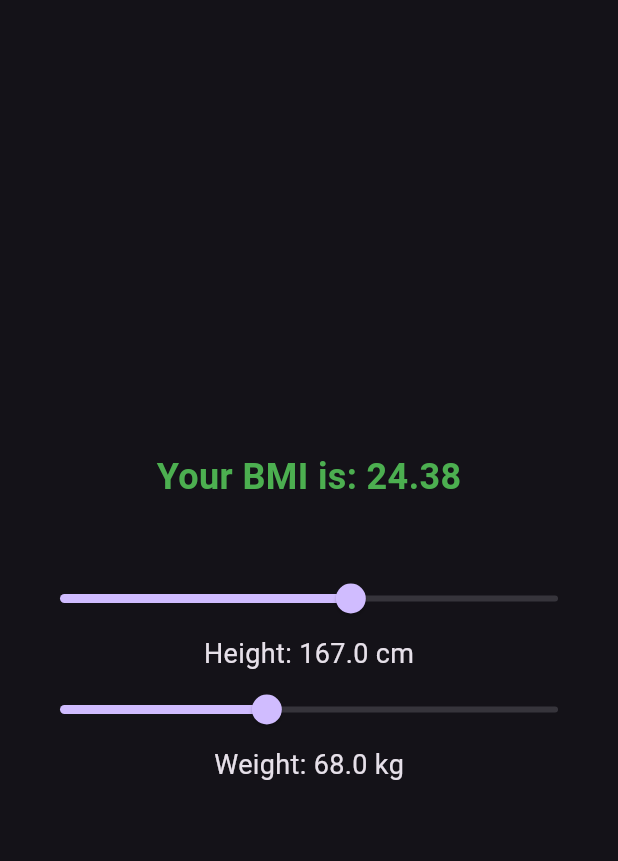
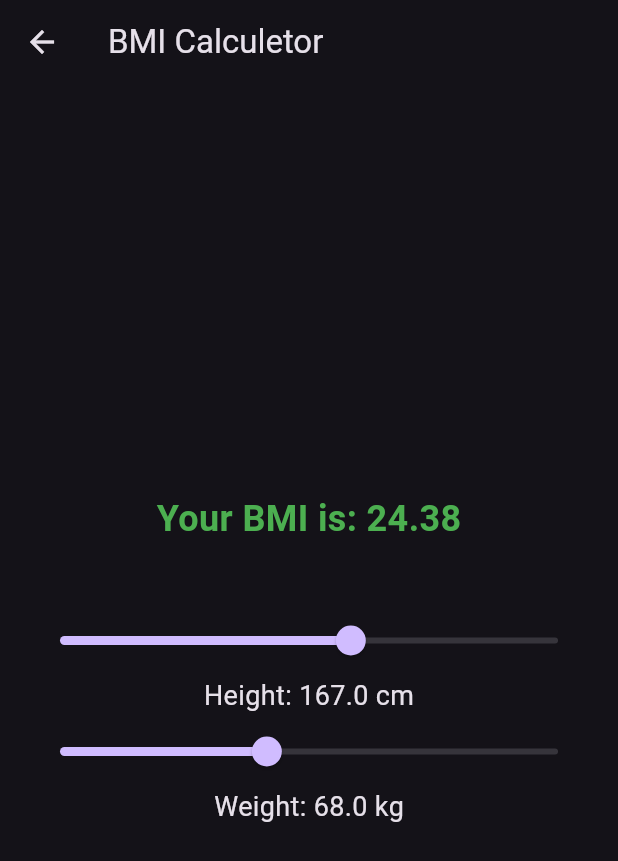
Before and after one commit to apon06/toolify, a Flutter app: the screen it shows after launch, after a tap on "BMI Calculator", on a phone screen of 412 x 824 dp. Shown: the top 861 px of the screen. Run offline on Flutter 3.47's test engine with Material 3 defaults, Android fonts, the phone set to English and light mode, and no system bars; our stand-ins replace auto_size_text, barcode_widget, cached_network_image, flutter_dotenv, hexcolor, image_picker and 3 more; network calls fail.

Commit message:
bmr calculetor and bmi page appbar set

```diff
--- a/lib/app/bmi_calculetor/bmi_calculetor.dart
+++ b/lib/app/bmi_calculetor/bmi_calculetor.dart
@@ -8,8 +8,8 @@ class BMICalculatorScreen extends StatefulWidget {
 }
 
 class BMICalculatorScreenState extends State<BMICalculatorScreen> {
-  double _height = 167.0; // Initial height in cm
-  double _weight = 68.0; // Initial weight in kg
+  double _height = 167.0;
+  double _weight = 68.0;
 
   double get _bmi {
     double heightInMeters = _height / 100;
@@ -18,19 +18,20 @@ class BMICalculatorScreenState extends State<BMICalculatorScreen> {
 
   Color get _bmiTextColor {
     if (_bmi < 18.5) {
-      return Colors.blue; // Underweight
+      return Colors.blue;
     } else if (_bmi >= 18.5 && _bmi <= 24.9) {
-      return Colors.green; // Normal
+      return Colors.green;
     } else if (_bmi >= 25 && _bmi <= 29.9) {
-      return Colors.orange; // Overweight
+      return Colors.orange;
     } else {
-      return Colors.red; // Obesity
+      return Colors.red;
     }
   }
 
   @override
   Widget build(BuildContext context) {
     return Scaffold(
+      appBar: AppBar(title: const Text('BMI Calculetor'),),
       body: Padding(
         padding: const EdgeInsets.all(16.0),
         child: Column(
@@ -41,7 +42,7 @@ class BMICalculatorScreenState extends State<BMICalculatorScreen> {
               style: TextStyle(
                 fontSize: 24,
                 fontWeight: FontWeight.bold,
-                color: _bmiTextColor, // Change color based on BMI
+                color: _bmiTextColor,
               ),
             ),
             const SizedBox(height: 40),
--- a/lib/screen/home/screen/home_page.dart
+++ b/lib/screen/home/screen/home_page.dart
@@ -7,6 +7,7 @@ import 'package:toolify/screen/home/widgets/home_page_text.dart';
 import '../../../app/age_calculate/age_calculator.dart';
 import '../../../app/barcode_generate/barcode_generate.dart';
 import '../../../app/bmi_calculetor/bmi_calculetor.dart';
+import '../../../app/bmr_calculetor/bmr_calculetor.dart';
 import '../../../app/countdown_timer/countdown_timer.dart';
 import '../../../app/plant_identify/plant_identify.dart';
 import '../../../app/qr_generate/qr_generate.dart';
@@ -136,70 +137,44 @@ class _HomePageState extends State<HomePage> {
                       text: 'Countdown Timer',
                       location: CountdownTimer(),
                     ),
+                  ],
+                ),
+              ),
+              const SliverToBoxAdapter(
+                child: Column(
+                  crossAxisAlignment: CrossAxisAlignment.start,
+                  children: [
+                    SizedBox(height: 15),
+                    HomePageText(text: 'Calculetor'),
+                    SizedBox(height: 10),
+                  ],
+                ),
+              ),
+              SliverGrid(
+                gridDelegate: const SliverGridDelegateWithFixedCrossAxisCount(
+                  crossAxisCount: 3,
+                  childAspectRatio: 1,
+                ),
+                delegate: SliverChildListDelegate(
+                  [
                     const HomePageCard(
-                      image: 'https://i.postimg.cc/hvhn8LM2/age-cal.png',
-                      text: 'Age Calculator',
-                      location: AgeCalculator(),
+                      image: 'https://i.postimg.cc/zXnyVBB3/bmr.png',
+                      text: 'BMR Calculetor',
+                      location: BMRCalculator(),
                     ),
                     const HomePageCard(
                       image: 'https://i.postimg.cc/QMWYLmrh/bmi.png',
                       text: 'BMI Calculator',
                       location: BMICalculatorScreen(),
                     ),
+                    const HomePageCard(
+                      image: 'https://i.postimg.cc/hvhn8LM2/age-cal.png',
+                      text: 'Age Calculator',
+                      location: AgeCalculator(),
+                    ),
                   ],
                 ),
               ),
-              // const SliverToBoxAdapter(
-              //   child: Column(
-              //     crossAxisAlignment: CrossAxisAlignment.start,
-              //     children: [
-              //       SizedBox(height: 15),
-              //       HomePageText(text: 'Product'),
-              //       SizedBox(height: 10),
-              //     ],
-              //   ),
-              // ),
-              // SliverGrid(
-              //   gridDelegate: const SliverGridDelegateWithFixedCrossAxisCount(
-              //     crossAxisCount: 3,
-              //     childAspectRatio: 1,
-              //   ),
-              //   delegate: SliverChildListDelegate([
-              //     const HomePageCard(
-              //       image: 'https://i.postimg.cc/QMWYLmrh/bmi.png',
-              //       text: 'BMI Calculetor',
-              //       location: HomePage(),
-              //     ),
-              //     const HomePageCard(
-              //       image: 'https://i.postimg.cc/QMWYLmrh/bmi.png',
-              //       text: 'BMR Calculeror',
-              //     ),
-              //     const HomePageCard(
-              //       image: 'https://i.postimg.cc/QMWYLmrh/bmi.png',
-              //       text: 'Age Calculetor',
-              //     ),
-              //     const HomePageCard(
-              //       image: 'https://i.postimg.cc/QMWYLmrh/bmi.png',
-              //       text: 'Tip Calculetor',
-              //     ),
-              //     const HomePageCard(
-              //       image: 'https://i.postimg.cc/QMWYLmrh/bmi.png',
-              //       text: 'Profit Calculetor',
-              //     ),
-              //     const HomePageCard(
-              //       image: 'https://i.postimg.cc/QMWYLmrh/bmi.png',
-              //       text: 'Profit Calculetor',
-              //     ),
-              //     const HomePageCard(
-              //       image: 'https://i.postimg.cc/QMWYLmrh/bmi.png',
-              //       text: 'Profit Calculetor',
-              //     ),
-              //     const HomePageCard(
-              //       image: 'https://i.postimg.cc/QMWYLmrh/bmi.png',
-              //       text: 'Profit Calculetor',
-              //     ),
-              //   ]),
-              // ),
             ],
           ),
         ),
```
Also changed, not shown: lib/app/bmr_calculetor/bmr_calculetor.dart (added, +139 -0 lines), assets/app_icon2.png (added).
